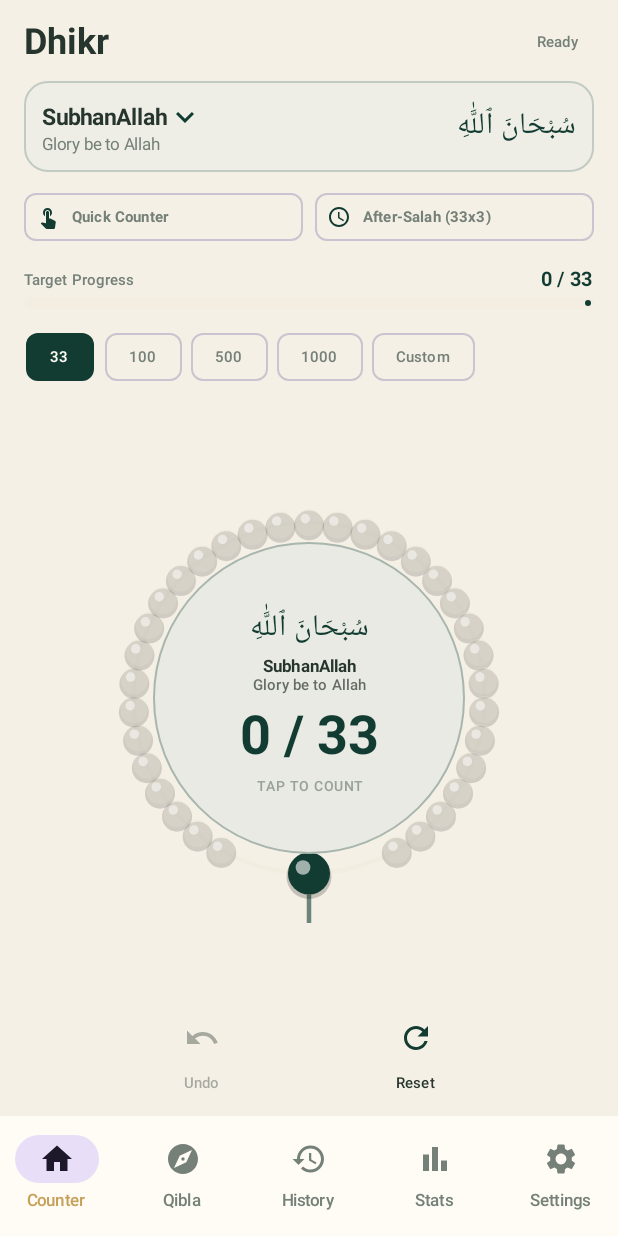
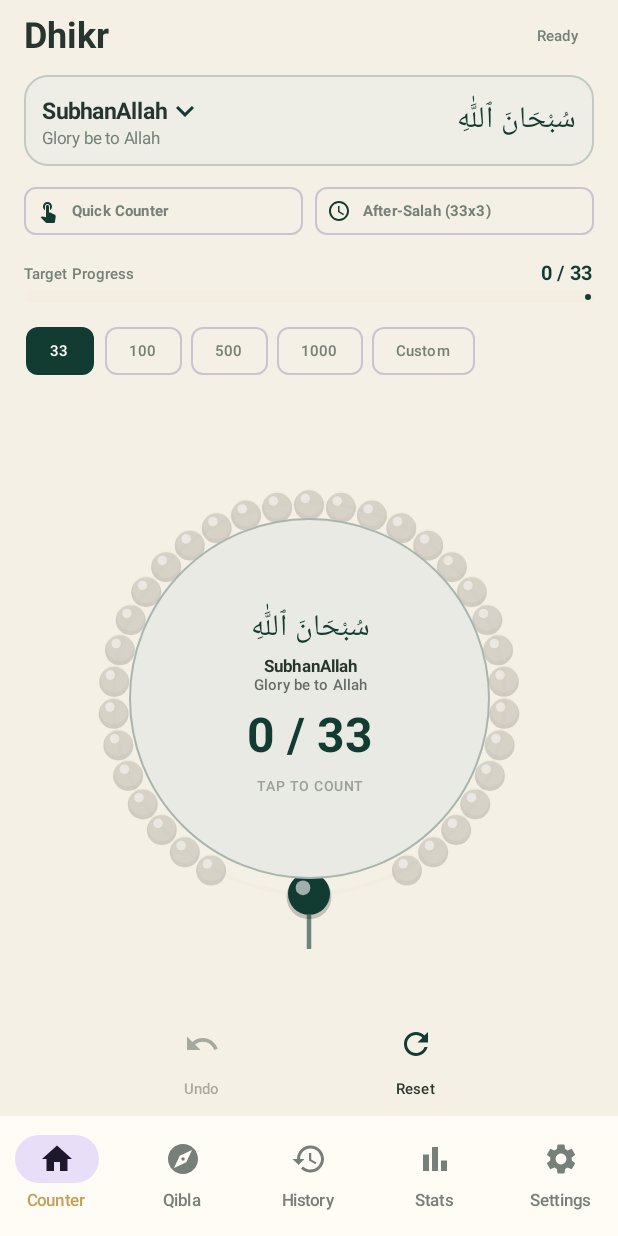
Before and after one commit to orewoleabdullah/Dhikr, an Android app built with Jetpack Compose: the screen it shows after launch (MainActivity), on a phone screen of 412 x 824 dp. Run offline under Robolectric (Android 15) with nearby library versions, the phone set to English and light mode, and no system bars; our stand-ins replace Room's generated code.

Commit message:
Fix counter screen single viewport layout to fit all content including Undo and Reset buttons without scrolling

```diff
--- a/app/src/main/java/com/abdullah/dhikr/features/counter/presentation/CounterScreen.kt
+++ b/app/src/main/java/com/abdullah/dhikr/features/counter/presentation/CounterScreen.kt
@@ -80,12 +80,11 @@ fun CounterScreen(
         }
     }
 
-    // Main layout fitted for single-screen view with scroll safety
+    // Main layout fitted for single-screen view with zero scrolling needed
     Column(
         modifier = Modifier
             .fillMaxSize()
-            .verticalScroll(rememberScrollState())
-            .padding(horizontal = 16.dp, vertical = 8.dp),
+            .padding(horizontal = 16.dp, vertical = 4.dp),
         horizontalAlignment = Alignment.CenterHorizontally,
         verticalArrangement = Arrangement.SpaceBetween
     ) {
@@ -416,9 +415,12 @@ fun CounterScreen(
 
         Spacer(modifier = Modifier.height(8.dp))
 
-        // Middle Section: Tasbeeh Circular Bead Counter
+        // Middle Section: Tasbeeh Circular Bead Counter (Flexible Viewport Weight)
         Box(
-            modifier = Modifier.padding(vertical = 8.dp),
+            modifier = Modifier
+                .fillMaxWidth()
+                .weight(1f)
+                .padding(vertical = 2.dp),
             contentAlignment = Alignment.Center
         ) {
             TasbeehCircularCounter(
@@ -560,8 +562,14 @@ fun TasbeehCircularCounter(
     )
 
     Box(
-        modifier = modifier
-            .size(300.dp)
+        modifier = modifier.fillMaxSize(),
+        contentAlignment = Alignment.Center
+    ) {
+        Box(
+            modifier = Modifier
+                .fillMaxSize(0.88f)
+                .aspectRatio(1f)
+                .sizeIn(minWidth = 140.dp, maxWidth = 250.dp, minHeight = 140.dp, maxHeight = 250.dp)
                 .graphicsLayer {
                     scaleX = scale
                     scaleY = scale
@@ -569,7 +577,7 @@ fun TasbeehCircularCounter(
                 .clip(CircleShape)
                 .clickable(
                     interactionSource = interactionSource,
-                indication = ripple(bounded = true, radius = 150.dp),
+                    indication = ripple(bounded = true, radius = 120.dp),
                     onClick = onClick
                 ),
             contentAlignment = Alignment.Center
@@ -671,7 +679,7 @@ fun TasbeehCircularCounter(
             }
 
             Surface(
-            modifier = Modifier.size(208.dp),
+                modifier = Modifier.fillMaxSize(0.72f),
                 shape = CircleShape,
                 color = surfaceColor,
                 tonalElevation = 4.dp,
@@ -680,7 +688,7 @@ fun TasbeehCircularCounter(
                 Box(
                     modifier = Modifier
                         .fillMaxSize()
-                    .padding(16.dp),
+                        .padding(12.dp),
                     contentAlignment = Alignment.Center
                 ) {
                     Column(
@@ -717,7 +725,7 @@ fun TasbeehCircularCounter(
 
                         Text(
                             text = "$currentCount / $target",
-                        style = MaterialTheme.typography.displayMedium.copy(fontSize = 36.sp),
+                            style = MaterialTheme.typography.displayMedium.copy(fontSize = 32.sp),
                             fontWeight = FontWeight.Bold,
                             color = if (isTargetReached) secondaryColor else primaryColor
                         )
@@ -736,3 +744,4 @@ fun TasbeehCircularCounter(
             }
         }
     }
+}
```
Also changed, not shown: 1 other file. Lines whose indentation alone changed are shown as unchanged.
